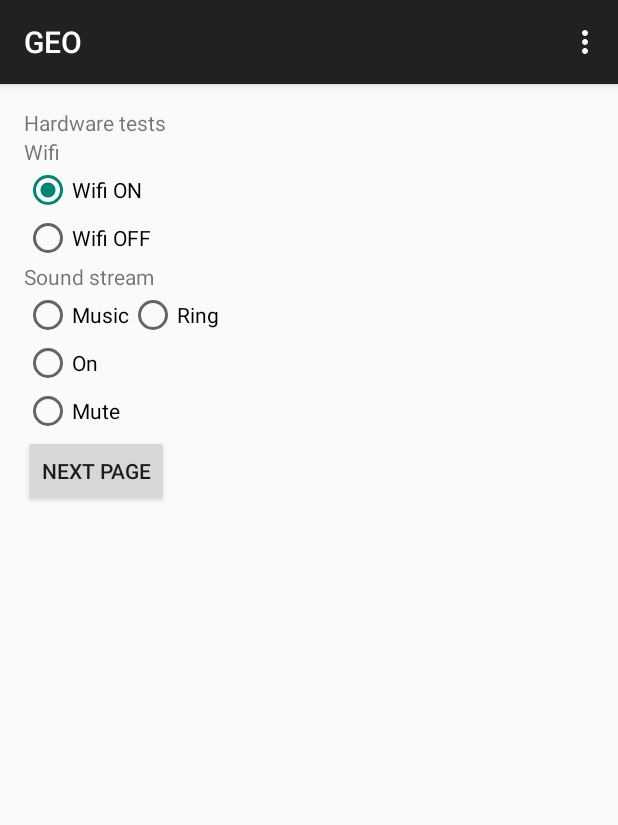
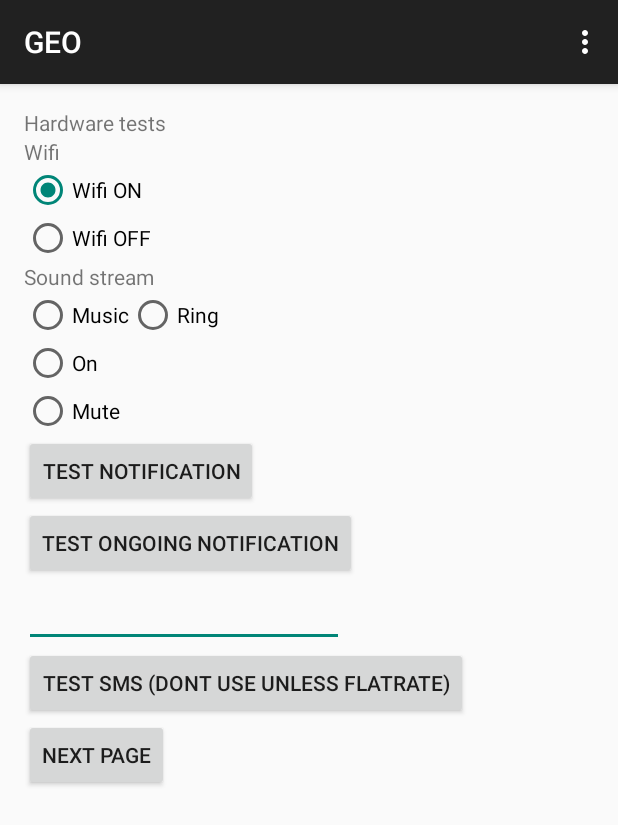
Before and after one commit to ofrendo/MobileAndroid, an Android app: the screen it shows after launch (MainActivity), on a phone screen of 412 x 824 dp. Shown: the top 825 px of the screen. Run offline under Robolectric (Android 15) with nearby library versions, the phone set to English and light mode, and no system bars.

Commit message:
Implemented test notification, ongoing notification and SMS sending (dont use it without a flaterate)

```diff
--- a/app/build.gradle
+++ b/app/build.gradle
@@ -6,7 +6,7 @@ android {
 
     defaultConfig {
         applicationId "org.dhbw.geo"
-        minSdkVersion 15
+        minSdkVersion 16
         targetSdkVersion 22
         versionCode 1
         versionName "1.0"
--- a/app/src/main/AndroidManifest.xml
+++ b/app/src/main/AndroidManifest.xml
@@ -5,6 +5,12 @@
     <uses-permission android:name="android.permission.ACCESS_WIFI_STATE" />
     <uses-permission android:name="android.permission.CHANGE_WIFI_STATE" />
     <uses-permission android:name="android.permission.MODIFY_AUDIO_SETTINGS" />
+    <uses-feature
+        android:name="android.hardware.telephony"
+        android:required="true" >
+    </uses-feature>
+    <uses-permission android:name="android.permission.SEND_SMS" />
+    <uses-permission android:name="android.permission.RECEIVE_SMS" />
 
     <application
         android:allowBackup="true"
--- a/app/src/main/java/org/dhbw/geo/hardware/HardwareController.java
+++ b/app/src/main/java/org/dhbw/geo/hardware/HardwareController.java
@@ -49,6 +49,11 @@ public class HardwareController {
         return audioManager.getStreamVolume(stream) != 0;
     }
 
+    /**
+     * Sets the status for a certain audio stream.
+     * @param stream Stream ID: AudioManager.STREAM_MUSIC, AudioManager.STREAM_RING, AudioManager.STREAM_ALARM
+     * @param status true for sound on, false for mute
+     */
     public void setStatus(int stream, boolean status) {
         AudioManager audioManager = (AudioManager) context.getSystemService(context.AUDIO_SERVICE);
         audioManager.setStreamMute(stream, status); //Set mute or unmute
--- a/app/src/main/res/layout/activity_main.xml
+++ b/app/src/main/res/layout/activity_main.xml
@@ -103,6 +103,34 @@
         <Button
             android:layout_width="wrap_content"
             android:layout_height="wrap_content"
+            android:text="Test notification"
+            android:id="@+id/buttonTestNotification"
+            android:onClick="onNotificationClick" />
+
+        <Button
+            android:layout_width="wrap_content"
+            android:layout_height="wrap_content"
+            android:text="Test ongoing notification"
+            android:id="@+id/buttonTestOngoingNotification"
+            android:onClick="onOngoingNotificationClick" />
+
+        <EditText
+            android:layout_width="wrap_content"
+            android:layout_height="wrap_content"
+            android:inputType="phone"
+            android:ems="10"
+            android:id="@+id/editTextTestSMS" />
+
+        <Button
+            android:layout_width="wrap_content"
+            android:layout_height="wrap_content"
+            android:text="Test SMS (DONT USE UNLESS FLATRATE)"
+            android:id="@+id/buttonTestSMS"
+            android:onClick="onTestSMSSend" />
+
+        <Button
+            android:layout_width="wrap_content"
+            android:layout_height="wrap_content"
             android:text="Next Page"
             android:id="@+id/button"
             android:onClick="onRuleClick" />
```
Also changed, not shown: app/src/main/java/org/dhbw/geo/hardware/NotificationFactory.java (added, +69 -0 lines), app/src/main/java/org/dhbw/geo/hardware/SMSFactory.java (added, +18 -0 lines), app/src/main/java/org/dhbw/geo/ui/MainActivity.java (+20 -0 lines).
